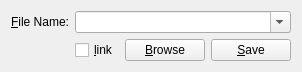
Qt form source/widgetzeug/source/DataLinkWidget.ui (cginternals/libzeug) before a commit.
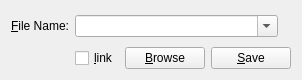
The same form after that commit.

Commit message: Implement DataLinkWidget::setFileIssue()

Diff of the .ui file:
```diff
--- a/source/widgetzeug/source/DataLinkWidget.ui
+++ b/source/widgetzeug/source/DataLinkWidget.ui
@@ -6,8 +6,8 @@
    <rect>
     <x>0</x>
     <y>0</y>
-    <width>274</width>
-    <height>67</height>
+    <width>302</width>
+    <height>80</height>
    </rect>
   </property>
   <property name="sizePolicy">
@@ -20,9 +20,6 @@
    <string>Data Link</string>
   </property>
   <layout class="QGridLayout" name="gridLayout">
-   <property name="sizeConstraint">
-    <enum>QLayout::SetMinimumSize</enum>
-   </property>
    <item row="0" column="0">
     <widget class="QLabel" name="fileNameLabel">
      <property name="text">
@@ -37,11 +34,28 @@
     </widget>
    </item>
    <item row="0" column="1" colspan="3">
+    <layout class="QHBoxLayout" name="horizontalLayout">
+     <item>
     <widget class="QComboBox" name="fileNameComboBox">
      <property name="editable">
       <bool>true</bool>
      </property>
     </widget>
+     </item>
+     <item>
+      <widget class="QLabel" name="fileNameWarningLabel">
+       <property name="sizePolicy">
+        <sizepolicy hsizetype="Fixed" vsizetype="Preferred">
+         <horstretch>0</horstretch>
+         <verstretch>0</verstretch>
+        </sizepolicy>
+       </property>
+       <property name="text">
+        <string/>
+       </property>
+      </widget>
+     </item>
+    </layout>
    </item>
    <item row="1" column="1">
     <widget class="QCheckBox" name="linkCheckBox">
```
Lines whose indentation alone changed are shown as unchanged. The commit also changes 3 other files.
